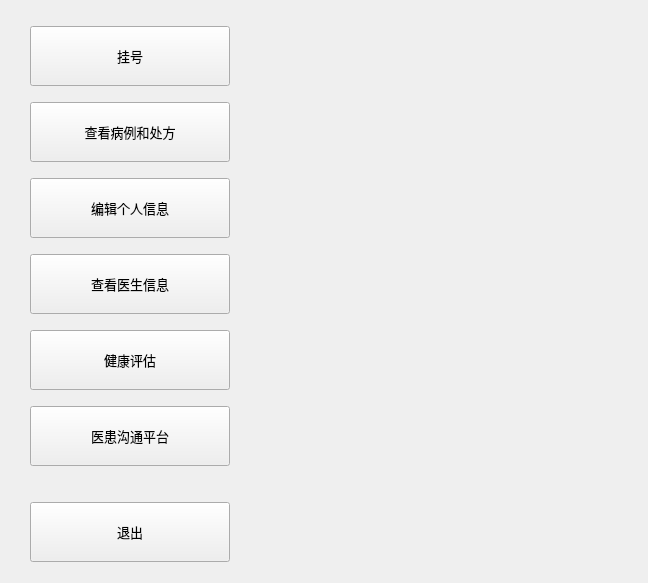
This is medical_client/patientprofile.ui in Gray7118/SMS-Smart_Medical_System as Qt 5 draws it before an edit. The edited form follows.
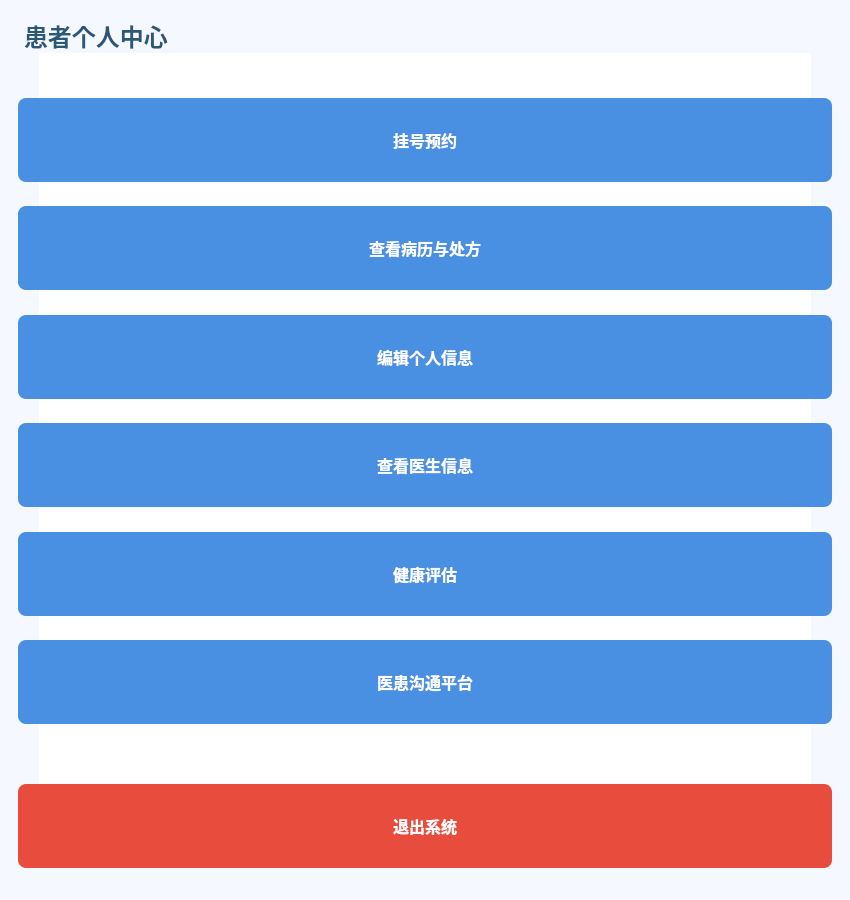
This is the edited form.

```diff
--- a/medical_client/patientprofile.ui
+++ b/medical_client/patientprofile.ui
@@ -6,171 +6,228 @@
    <rect>
     <x>0</x>
     <y>0</y>
-    <width>648</width>
-    <height>583</height>
+    <width>850</width>
+    <height>900</height>
    </rect>
   </property>
+  <property name="minimumSize">
+   <size>
+    <width>850</width>
+    <height>900</height>
+   </size>
+  </property>
   <property name="windowTitle">
    <string>Form</string>
   </property>
-  <widget class="QWidget" name="layoutWidget">
+  <property name="styleSheet">
+   <string notr="true">
+    /* 主窗口样式 */
+    QWidget {
+        background-color: #f5f9ff;
+        font-family: 'Microsoft YaHei';
+    }
+
+    /* 按钮通用样式 */
+    QPushButton {
+        background-color: #4a90e2;
+        color: white;
+        border: none;
+        border-radius: 8px;
+        padding: 12px 0;
+        font-size: 16px;
+        font-weight: bold;
+        min-width: 240px;
+        min-height: 60px;
+    }
+
+    QPushButton:hover {
+        background-color: #3a7bc8;
+    }
+
+    QPushButton:pressed {
+        background-color: #2c6bb6;
+    }
+
+    /* 退出按钮特殊样式 */
+    #quitButton {
+        background-color: #e74c3c;
+        margin-top: 20px;
+    }
+
+    #quitButton:hover {
+        background-color: #c0392b;
+    }
+
+    /* 按钮容器样式 */
+    #buttonContainer {
+        background-color: white;
+        border-radius: 12px;
+        padding: 30px;
+        margin: 30px;
+        box-shadow: 0 4px 8px rgba(0,0,0,0.1);
+    }
+
+    /* 标题样式 */
+    #titleLabel {
+        color: #2b5876;
+        font-size: 24px;
+        font-weight: bold;
+        qproperty-alignment: AlignCenter;
+        margin-bottom: 30px;
+    }
+
+    /* 滚动区域样式 */
+    QScrollArea {
+        border: none;
+        background: transparent;
+    }
+   </string>
+  </property>
+
+  <!-- 主滚动区域 -->
+  <widget class="QScrollArea" name="scrollArea">
    <property name="geometry">
     <rect>
-     <x>30</x>
-     <y>20</y>
-     <width>202</width>
-     <height>552</height>
+     <x>0</x>
+     <y>0</y>
+     <width>850</width>
+     <height>900</height>
     </rect>
+   </property>
+   <property name="widgetResizable">
+    <bool>true</bool>
+   </property>
+   <widget class="QWidget" name="scrollAreaWidgetContents">
+    <property name="geometry">
+     <rect>
+      <x>0</x>
+      <y>0</y>
+      <width>850</width>
+      <height>1200</height>
+     </rect>
+    </property>
+    <layout class="QVBoxLayout" name="verticalLayout_2">
+     <item>
+      <widget class="QWidget" name="buttonContainer" native="true">
+       <property name="minimumSize">
+        <size>
+         <width>0</width>
+         <height>800</height>
+        </size>
    </property>
    <layout class="QVBoxLayout" name="verticalLayout">
     <property name="spacing">
-     <number>10</number>
-    </property>
+         <number>15</number>
+        </property>
+        <item>
+         <widget class="QLabel" name="titleLabel">
+          <property name="text">
+           <string>患者个人中心</string>
+          </property>
+         </widget>
+        </item>
     <item>
      <widget class="QPushButton" name="scheduleButton">
-      <property name="minimumSize">
-       <size>
-        <width>200</width>
-        <height>60</height>
-       </size>
-      </property>
-      <property name="maximumSize">
-       <size>
-        <width>200</width>
-        <height>60</height>
-       </size>
-      </property>
-      <property name="font">
-       <font>
-        <family>微软雅黑</family>
-        <pointsize>10</pointsize>
-       </font>
-      </property>
       <property name="text">
-       <string>挂号</string>
+           <string>挂号预约</string>
       </property>
      </widget>
     </item>
+        <item>
+         <spacer name="verticalSpacer_1">
+          <property name="orientation">
+           <enum>Qt::Vertical</enum>
+          </property>
+          <property name="sizeHint" stdset="0">
+           <size>
+            <width>20</width>
+            <height>15</height>
+           </size>
+          </property>
+         </spacer>
+        </item>
     <item>
      <widget class="QPushButton" name="appointmentCaseButton">
-      <property name="minimumSize">
-       <size>
-        <width>200</width>
-        <height>60</height>
-       </size>
-      </property>
-      <property name="maximumSize">
-       <size>
-        <width>200</width>
-        <height>60</height>
-       </size>
-      </property>
-      <property name="font">
-       <font>
-        <family>微软雅黑</family>
-        <pointsize>10</pointsize>
-       </font>
-      </property>
       <property name="text">
-       <string>查看病例和处方</string>
+           <string>查看病历与处方</string>
       </property>
      </widget>
     </item>
+        <item>
+         <spacer name="verticalSpacer_2">
+          <property name="orientation">
+           <enum>Qt::Vertical</enum>
+          </property>
+          <property name="sizeHint" stdset="0">
+           <size>
+            <width>20</width>
+            <height>15</height>
+           </size>
+          </property>
+         </spacer>
+        </item>
     <item>
      <widget class="QPushButton" name="profileButton">
-      <property name="minimumSize">
-       <size>
-        <width>200</width>
-        <height>60</height>
-       </size>
-      </property>
-      <property name="maximumSize">
-       <size>
-        <width>200</width>
-        <height>60</height>
-       </size>
-      </property>
-      <property name="font">
-       <font>
-        <family>微软雅黑</family>
-        <pointsize>10</pointsize>
-       </font>
-      </property>
       <property name="text">
        <string>编辑个人信息</string>
       </property>
      </widget>
     </item>
+        <item>
+         <spacer name="verticalSpacer_3">
+          <property name="orientation">
+           <enum>Qt::Vertical</enum>
+          </property>
+          <property name="sizeHint" stdset="0">
+           <size>
+            <width>20</width>
+            <height>15</height>
+           </size>
+          </property>
+         </spacer>
+        </item>
     <item>
      <widget class="QPushButton" name="doctorButton">
-      <property name="minimumSize">
-       <size>
-        <width>200</width>
-        <height>60</height>
-       </size>
-      </property>
-      <property name="maximumSize">
-       <size>
-        <width>200</width>
-        <height>60</height>
-       </size>
-      </property>
-      <property name="font">
-       <font>
-        <family>微软雅黑</family>
-        <pointsize>10</pointsize>
-       </font>
-      </property>
       <property name="text">
        <string>查看医生信息</string>
       </property>
      </widget>
     </item>
+        <item>
+         <spacer name="verticalSpacer_4">
+          <property name="orientation">
+           <enum>Qt::Vertical</enum>
+          </property>
+          <property name="sizeHint" stdset="0">
+           <size>
+            <width>20</width>
+            <height>15</height>
+           </size>
+          </property>
+         </spacer>
+        </item>
     <item>
      <widget class="QPushButton" name="healthButton">
-      <property name="minimumSize">
-       <size>
-        <width>200</width>
-        <height>60</height>
-       </size>
-      </property>
-      <property name="maximumSize">
-       <size>
-        <width>200</width>
-        <height>60</height>
-       </size>
-      </property>
-      <property name="font">
-       <font>
-        <family>微软雅黑</family>
-        <pointsize>10</pointsize>
-       </font>
-      </property>
       <property name="text">
        <string>健康评估</string>
       </property>
      </widget>
     </item>
+        <item>
+         <spacer name="verticalSpacer_5">
+          <property name="orientation">
+           <enum>Qt::Vertical</enum>
+          </property>
+          <property name="sizeHint" stdset="0">
+           <size>
+            <width>20</width>
+            <height>15</height>
+           </size>
+          </property>
+         </spacer>
+        </item>
     <item>
      <widget class="QPushButton" name="chatButton">
-      <property name="minimumSize">
-       <size>
-        <width>200</width>
-        <height>60</height>
-       </size>
-      </property>
-      <property name="maximumSize">
-       <size>
-        <width>200</width>
-        <height>60</height>
-       </size>
-      </property>
-      <property name="font">
-       <font>
-        <family>微软雅黑</family>
-        <pointsize>10</pointsize>
-       </font>
-      </property>
       <property name="text">
        <string>医患沟通平台</string>
       </property>
@@ -179,42 +236,41 @@
     <item>
      <spacer name="horizontalSpacer">
       <property name="orientation">
-       <enum>Qt::Horizontal</enum>
+           <enum>Qt::Vertical</enum>
       </property>
       <property name="sizeHint" stdset="0">
        <size>
-        <width>40</width>
-        <height>20</height>
+            <width>20</width>
+            <height>30</height>
        </size>
       </property>
      </spacer>
     </item>
     <item>
      <widget class="QPushButton" name="quitButton">
-      <property name="minimumSize">
-       <size>
-        <width>200</width>
-        <height>60</height>
-       </size>
-      </property>
-      <property name="maximumSize">
-       <size>
-        <width>200</width>
-        <height>60</height>
-       </size>
-      </property>
-      <property name="font">
-       <font>
-        <family>微软雅黑</family>
-        <pointsize>10</pointsize>
-       </font>
-      </property>
       <property name="text">
-       <string>退出</string>
+           <string>退出系统</string>
       </property>
      </widget>
     </item>
-   </layout>
+        <item>
+         <spacer name="verticalSpacer_7">
+          <property name="orientation">
+           <enum>Qt::Vertical</enum>
+          </property>
+          <property name="sizeHint" stdset="0">
+           <size>
+            <width>20</width>
+            <height>20</height>
+           </size>
+          </property>
+         </spacer>
+        </item>
+       </layout>
+      </widget>
+     </item>
+    </layout>
+   </widget>
   </widget>
  </widget>
  <resources/>
```
Left out of the diff: 4 changed lines with no effect on the pictures. Lines whose indentation alone changed are shown as unchanged.
